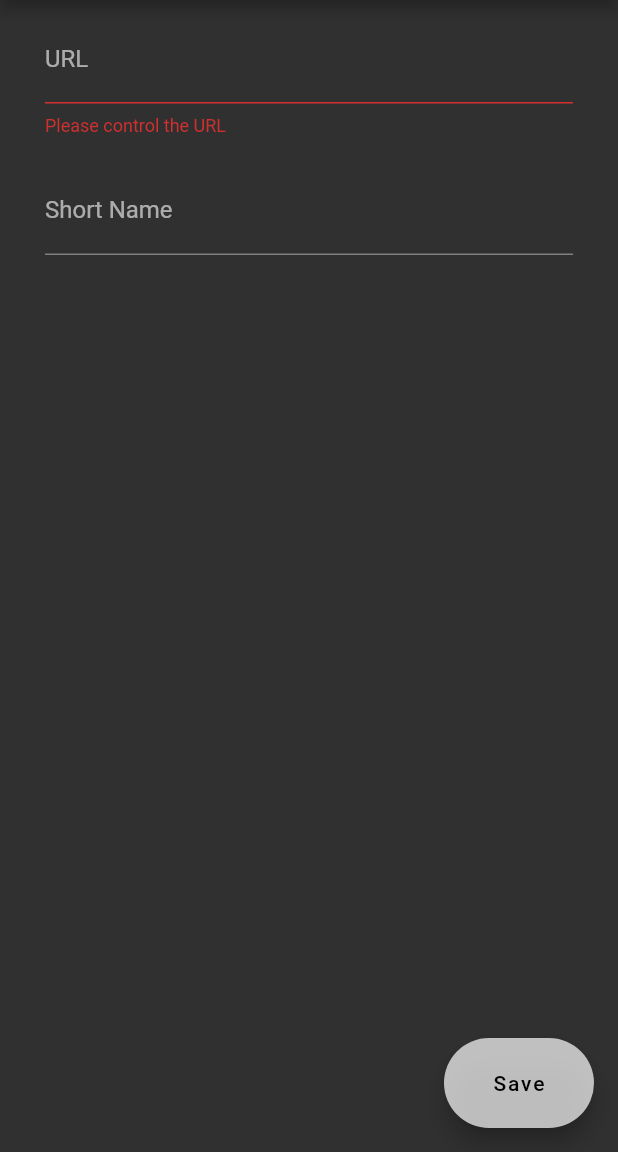
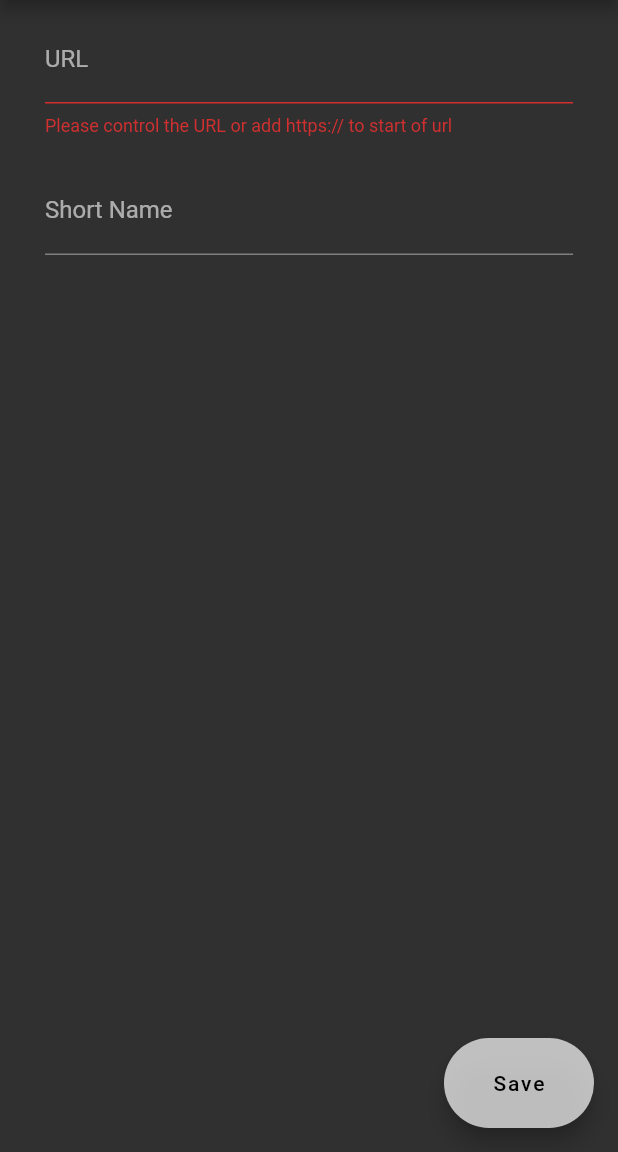
Before and after one commit to enesbiyyik/flutter-shortcut-app, a Flutter app: the AddWebShortcut screen opened directly, after a tap on "Save", on a phone screen of 412 x 824 dp, the part 84-1236 px from its top. Run offline on Flutter 3.47's test engine with Material 2 defaults, Android fonts, the phone set to English and light mode, and no system bars; missing offline and left inert: device_apps.

Commit message:
All modules must change

```diff
--- a/lib/main.dart
+++ b/lib/main.dart
@@ -2,64 +2,6 @@ import 'package:flutter/material.dart';
 import 'package:url_launcher/url_launcher.dart';
 import 'package:device_apps/device_apps.dart';
 
-List<Widget> shortcuts = [
-    GestureDetector(
-      onTap: () => DeviceApps.openApp("com.linkedin.android"),
-      child: Container(
-        margin: EdgeInsets.all(6),
-        alignment: Alignment.center,
-        decoration: BoxDecoration(
-          borderRadius: BorderRadius.all(Radius.circular(10)),
-          image: DecorationImage(
-            fit: BoxFit.cover,
-            image: AssetImage("images/li.png"),
-          ),
-        ),
-      ),
-    ),
-    GestureDetector(
-      onTap: () => DeviceApps.openApp("com.instagram.android"),
-      child: Container(
-        margin: EdgeInsets.all(6),
-        alignment: Alignment.center,
-        decoration: BoxDecoration(
-          borderRadius: BorderRadius.all(Radius.circular(10)),
-          image: DecorationImage(
-            fit: BoxFit.cover,
-            image: AssetImage("images/insta.png"),
-          ),
-        ),
-      ),
-    ),
-    GestureDetector(
-      onTap: () => DeviceApps.openApp("com.spotify.music"),
-      child: Container(
-        margin: EdgeInsets.all(6),
-        alignment: Alignment.center,
-        decoration: BoxDecoration(
-          borderRadius: BorderRadius.all(Radius.circular(10)),
-          image: DecorationImage(
-            fit: BoxFit.cover,
-            image: AssetImage("images/sp.png"),
-          ),
-        ),
-      ),
-    ),
-    GestureDetector(
-      onTap: () => DeviceApps.openApp("com.whatsapp"),
-      child: Container(
-        margin: EdgeInsets.all(6),
-        alignment: Alignment.center,
-        decoration: BoxDecoration(
-          borderRadius: BorderRadius.all(Radius.circular(10)),
-          image: DecorationImage(
-            fit: BoxFit.contain,
-            image: AssetImage("images/wp.png"),
-          ),
-        ),
-      ),
-    ),
-  ];
 
 void main() {
   runApp(MyApp());
@@ -91,6 +33,7 @@ class MyHomePage extends StatefulWidget {
 }
 
 class _MyHomePageState extends State<MyHomePage> {
+
   @override
   Widget build(BuildContext context) {
     return Scaffold(
@@ -108,7 +51,7 @@ class _MyHomePageState extends State<MyHomePage> {
         padding: EdgeInsets.all(20),
         crossAxisSpacing: 30,
         mainAxisSpacing: 30,
-        children: shortcuts,
+        children: ItemList.shortcuts,
       ),
     );
   }
@@ -225,29 +168,16 @@ class _AddWebShortcutState extends State<AddWebShortcut> {
     );
   }
   String _urlControl(String url) {
-    Pattern pattern = r"((https?:www\.)|(https?:\/\/)|(www\.))[-a-zA-Z0-9@:%._\+~#=]{1,256}\.[a-zA-Z0-9]{1,6}(\/[-a-zA-Z0-9()@:%_\+.~#?&\/=]*)?";
+    Pattern pattern = r"((https?:www\.)|(https?:\/\/))[-a-zA-Z0-9@:%._\+~#=]{1,256}\.[a-zA-Z0-9]{1,6}(\/[-a-zA-Z0-9()@:%_\+.~#?&\/=]*)?";
     RegExp regex = new RegExp(pattern);
-    if (!regex.hasMatch(url)) return 'Please control the URL';
+    if (!regex.hasMatch(url)) return 'Please control the URL or add https:// to start of url';
     else return null;
   }
   void saveShortcut(){
     if (formKey.currentState.validate()) {
       formKey.currentState.save();
-      shortcuts.add(
-        GestureDetector(
-          onTap: () => DeviceApps.openApp("com.linkedin.android"),
-          child: Container(
-            margin: EdgeInsets.all(6),
-            alignment: Alignment.center,
-            decoration: BoxDecoration(
-              borderRadius: BorderRadius.all(Radius.circular(10)),
-              image: DecorationImage(
-                fit: BoxFit.cover,
-                image: AssetImage("images/li.png"),
-              ),
-            ),
-          ),
-        ),
+      ItemList.shortcuts.add(
+        UrlShortcutItem(_webUrl, _shortName, Colors.blue),
       );
     } else
     autoControl = true;
@@ -299,3 +229,94 @@ class _AddPhoneShortcutState extends State<AddPhoneShortcut> {
     );
   }
 }
+
+class UrlShortcutItem extends StatelessWidget {
+
+  UrlShortcutItem( this._url, this._shortName, this.color);
+
+  String _url;
+  String _shortName;
+  Color color;
+
+  @override
+  Widget build(BuildContext context) {
+    return GestureDetector(
+          onTap: ()=> launchUrl(),
+          child: Container(
+            margin: EdgeInsets.all(6),
+            alignment: Alignment.center,
+            decoration: BoxDecoration(
+              borderRadius: BorderRadius.all(Radius.circular(10)),
+              image: DecorationImage(
+                fit: BoxFit.cover,
+                image: AssetImage("images/li.png"),
+              ),
+            ),
+          ),
+        );
+  }
+  launchUrl() async {
+    await launch(_url, headers: <String, String>{'my_header_key': 'my_header_value'},);
+  }
+}
+
+class ItemList{
+  static List<Widget> shortcuts = [
+    GestureDetector(
+      onTap: () => DeviceApps.openApp("com.linkedin.android"),
+      child: Container(
+        margin: EdgeInsets.all(6),
+        alignment: Alignment.center,
+        decoration: BoxDecoration(
+          borderRadius: BorderRadius.all(Radius.circular(10)),
+          image: DecorationImage(
+            fit: BoxFit.cover,
+            image: AssetImage("images/li.png"),
+          ),
+        ),
+      ),
+    ),
+    GestureDetector(
+      onTap: () => DeviceApps.openApp("com.instagram.android"),
+      child: Container(
+        margin: EdgeInsets.all(6),
+        alignment: Alignment.center,
+        decoration: BoxDecoration(
+          borderRadius: BorderRadius.all(Radius.circular(10)),
+          image: DecorationImage(
+            fit: BoxFit.cover,
+            image: AssetImage("images/insta.png"),
+          ),
+        ),
+      ),
+    ),
+    GestureDetector(
+      onTap: () => DeviceApps.openApp("com.spotify.music"),
+      child: Container(
+        margin: EdgeInsets.all(6),
+        alignment: Alignment.center,
+        decoration: BoxDecoration(
+          borderRadius: BorderRadius.all(Radius.circular(10)),
+          image: DecorationImage(
+            fit: BoxFit.cover,
+            image: AssetImage("images/sp.png"),
+          ),
+        ),
+      ),
+    ),
+    GestureDetector(
+      onTap: () => DeviceApps.openApp("com.whatsapp"),
+      child: Container(
+        margin: EdgeInsets.all(6),
+        alignment: Alignment.center,
+        decoration: BoxDecoration(
+          borderRadius: BorderRadius.all(Radius.circular(10)),
+          image: DecorationImage(
+            fit: BoxFit.contain,
+            image: AssetImage("images/wp.png"),
+          ),
+        ),
+      ),
+    ),
+  ];
+}
--- a/pubspec.yaml
+++ b/pubspec.yaml
@@ -30,6 +30,8 @@ dependencies:
   cupertino_icons: ^1.0.0
   url_launcher: ^5.7.10
   device_apps: ^1.2.0
+  path_provider: ^1.6.24
+  sqflite: ^1.3.0
 
 dev_dependencies:
   flutter_test:
```
Also changed, not shown: pubspec.lock.
